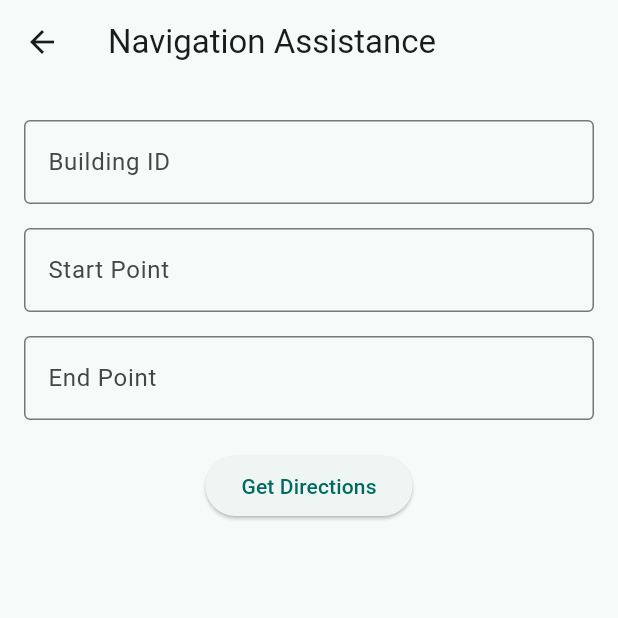
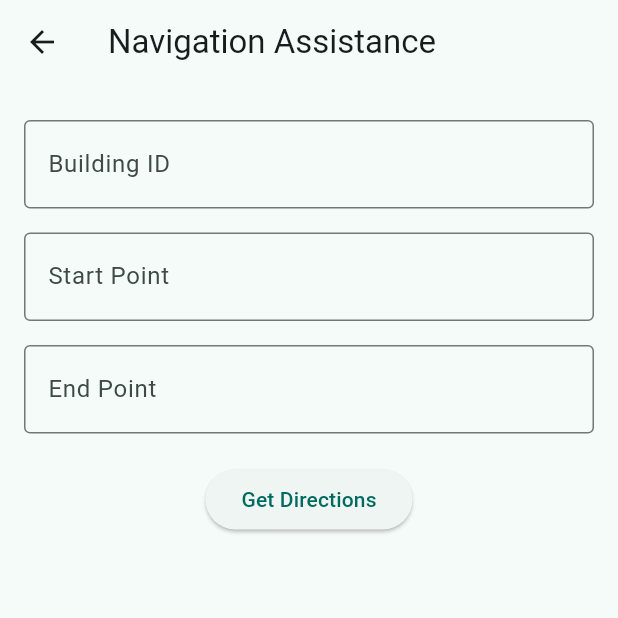
Before and after one commit to DUNCORIR/Naviplus, a Flutter app: the NavigationAssistanceScreen screen opened by its route, on a phone screen of 412 x 824 dp, the top half of it. Run offline on Flutter 3.47's test engine with Material 3 defaults, Android fonts, the phone set to English and light mode, and no system bars; our stand-ins replace flutter_tts, speech_to_text.

Commit message:
Enhance NavigationAssistanceScreen with TTS voice output and accessibility UI

```diff
--- a/mobile/lib/screens/navigation_assistance_screen.dart
+++ b/mobile/lib/screens/navigation_assistance_screen.dart
@@ -1,13 +1,9 @@
-// ======================================
-// File: lib/screens/navigation_assistance_screen.dart
-// Description: Allows user to request navigation steps between PLDs
-// ======================================
-
 import 'package:flutter/material.dart';
+import 'package:flutter_tts/flutter_tts.dart';
 import '../services/api_service.dart';
 
-/// This screen lets users pick building/start/end points and fetch indoor directions.
-/// Results are displayed in an accessible format.
+/// This screen allows users to input building/start/end
+/// and receive both visual and voice directions.
 class NavigationAssistanceScreen extends StatefulWidget {
   const NavigationAssistanceScreen({super.key});
 
@@ -20,11 +16,21 @@ class _NavigationAssistanceScreenState extends State<NavigationAssistanceScreen>
   final TextEditingController _startController = TextEditingController();
   final TextEditingController _endController = TextEditingController();
 
+  final FlutterTts _tts = FlutterTts(); // Text-to-speech engine
+
   bool _isLoading = false;
   String? _errorMessage;
   List<String> _steps = [];
 
-  /// Fetches navigation steps by calling the backend API
+  /// Uses TTS to read out the directions
+  Future<void> _speakDirections(List<String> steps) async {
+    for (final step in steps) {
+      await _tts.speak(step);
+      await Future.delayed(const Duration(seconds: 2));
+    }
+  }
+
+  /// Fetch directions from backend and announce them
   Future<void> _getNavigationSteps() async {
     setState(() {
       _isLoading = true;
@@ -39,6 +45,7 @@ class _NavigationAssistanceScreenState extends State<NavigationAssistanceScreen>
         end: _endController.text,
       );
       setState(() => _steps = steps);
+      await _speakDirections(steps); // Speak the steps out loud
     } catch (e) {
       setState(() => _errorMessage = 'Failed to fetch directions.');
     } finally {
@@ -46,18 +53,27 @@ class _NavigationAssistanceScreenState extends State<NavigationAssistanceScreen>
     }
   }
 
-  /// Builds a text field for inputting parameters
+  /// Builds a reusable text input field
   Widget _buildInputField(String label, TextEditingController controller) {
     return Padding(
       padding: const EdgeInsets.symmetric(vertical: 8),
       child: TextField(
         controller: controller,
+        style: const TextStyle(fontSize: 18),
         decoration: InputDecoration(
           labelText: label,
+          labelStyle: const TextStyle(fontSize: 16),
           border: const OutlineInputBorder(),
         ),
       ),
     );
+  }
+
+  @override
+  void dispose() {
+    _tts.stop();
+    _tts.dispose();
+    super.dispose();
   }
 
   @override
@@ -68,7 +84,6 @@ class _NavigationAssistanceScreenState extends State<NavigationAssistanceScreen>
         padding: const EdgeInsets.all(16.0),
         child: Column(
           children: [
-            // User inputs for navigation
             _buildInputField("Building ID", _buildingController),
             _buildInputField("Start Point", _startController),
             _buildInputField("End Point", _endController),
@@ -82,26 +97,39 @@ class _NavigationAssistanceScreenState extends State<NavigationAssistanceScreen>
 
             const SizedBox(height: 16),
 
-            // Show loading or error
-            if (_isLoading) const CircularProgressIndicator(),
-            if (_errorMessage != null) ...[
-              Text(
-                _errorMessage!,
-                style: const TextStyle(color: Colors.red),
-              ),
-            ],
+            if (_isLoading)
+              const CircularProgressIndicator(),
 
-            // Show navigation results
+            if (_errorMessage != null)
+              Text(_errorMessage!, style: const TextStyle(color: Colors.red)),
+
             if (_steps.isNotEmpty) ...[
+              const SizedBox(height: 16),
               const Text(
                 "Directions:",
-                style: TextStyle(fontSize: 18, fontWeight: FontWeight.bold),
+                style: TextStyle(fontSize: 20, fontWeight: FontWeight.bold),
               ),
               const SizedBox(height: 8),
-              ..._steps.map((step) => ListTile(
-                    leading: const Icon(Icons.navigation),
-                    title: Text(step),
-                  )),
+
+              // Repeat TTS button
+              ElevatedButton.icon(
+                icon: const Icon(Icons.volume_up),
+                label: const Text("Repeat Directions"),
+                onPressed: () => _speakDirections(_steps),
+              ),
+
+              const SizedBox(height: 8),
+
+              // List spoken steps on screen
+              Expanded(
+                child: ListView.builder(
+                  itemCount: _steps.length,
+                  itemBuilder: (context, index) => ListTile(
+                    leading: const Icon(Icons.directions_walk),
+                    title: Text(_steps[index]),
+                  ),
+                ),
+              ),
             ]
           ],
         ),
```
